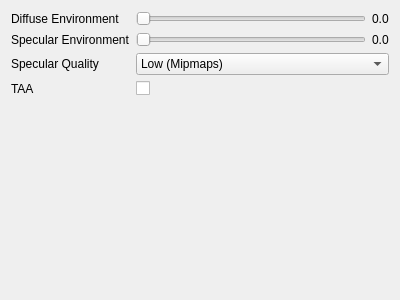
The window that src/editor/settings.ui (frame-r/RenderMaster) describes before a commit, drawn with Qt 5.
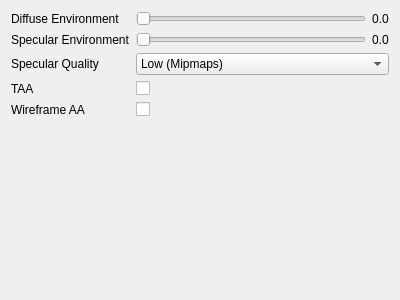
The same window after the commit.

What changed in the file:
```diff
--- a/src/editor/settings.ui
+++ b/src/editor/settings.ui
@@ -117,6 +117,20 @@
      </property>
     </widget>
    </item>
+   <item row="4" column="1">
+    <widget class="QCheckBox" name="wireframe_aa">
+     <property name="text">
+      <string/>
+     </property>
+    </widget>
+   </item>
+   <item row="4" column="0">
+    <widget class="QLabel" name="label_3">
+     <property name="text">
+      <string>Wireframe AA</string>
+     </property>
+    </widget>
+   </item>
   </layout>
  </widget>
  <resources/>
```
